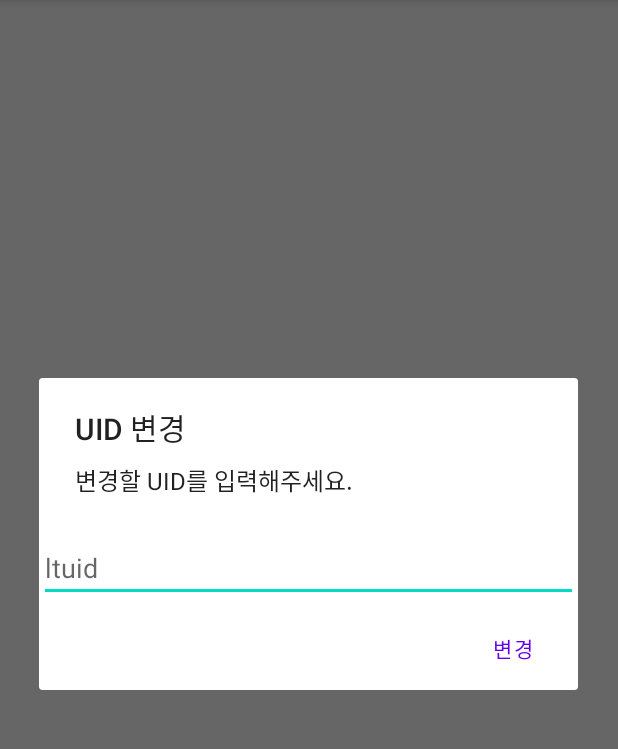
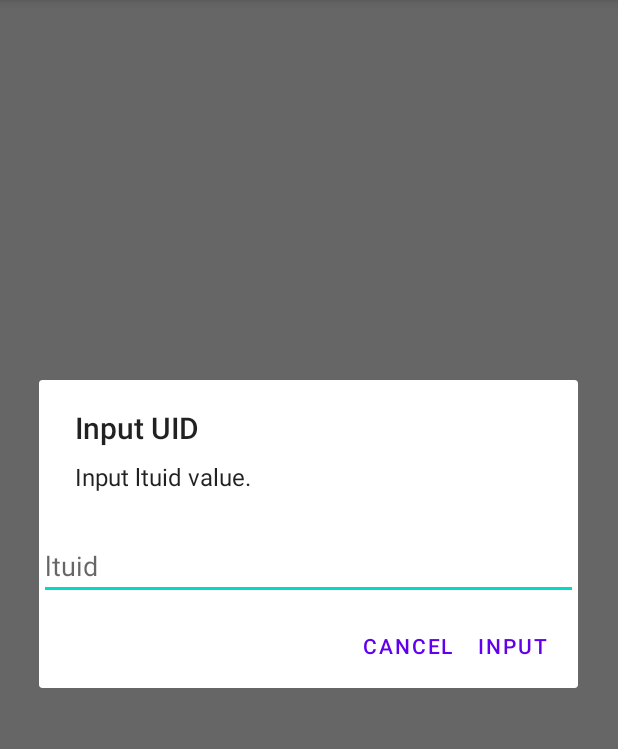
Before and after one commit to AuroraCaelum/GenshinAuto, an Android app: the screen it shows after launch (MainActivity), after a tap on "MANUAL TOKEN INPUT", on a phone screen of 412 x 824 dp, the part 84-833 px from its top. Run offline under Robolectric (Android 15) with nearby library versions, the phone set to English and light mode, and no system bars.

Commit message:
Translation Added

```diff
--- a/app/src/main/java/arca/dev/genshinauto/MainActivity.java
+++ b/app/src/main/java/arca/dev/genshinauto/MainActivity.java
@@ -72,59 +72,28 @@ public class MainActivity extends AppCompatActivity {
         super.onCreate(savedInstanceState);
         setContentView(R.layout.activity_main);
 
+        //앱 내부 설정 저장소 등록
         pref = getSharedPreferences("pref", MODE_PRIVATE);
         editor = pref.edit();
 
+        //앱 업데이트 확인
         checkUpdate();
 
+        //최초 실행 시 토큰 등록
         boolean checkFirstRun = pref.getBoolean("firstRun", true);
-
         if (checkFirstRun) {
             AlertDialog.Builder builder = new AlertDialog.Builder(MainActivity.this);
-            builder.setTitle("토큰 등록")
-                    .setMessage("호요랩 로그인을 통해 자동 등록 하시거나, 직접 토큰을 입력해주세요.")
+            builder.setTitle(getString(R.string.title_token_reg))
+                    .setMessage(getString(R.string.dialog_token_reg))
                     .setCancelable(false)
-                    .setPositiveButton("수동 등록", new DialogInterface.OnClickListener() {
+                    .setNegativeButton(getString(R.string.input_manual), new DialogInterface.OnClickListener() {
                         @Override
                         public void onClick(DialogInterface dialogInterface, int i) {
+                            Toast.makeText(MainActivity.this, getString(R.string.toast_manual), Toast.LENGTH_SHORT).show();
                             dialogInterface.dismiss();
-                            //manualToken();
-                            //수동 토큰 등록용 Dialog 표시
-                            /*final EditText manualUid = new EditText(getApplicationContext());
-                            manualUid.setInputType(InputType.TYPE_CLASS_NUMBER);
-                            manualUid.setHint("ltuid");
-                            final EditText manualToken = new EditText(getApplicationContext());
-                            manualToken.setInputType(InputType.TYPE_CLASS_TEXT);
-                            manualToken.setHint("ltoken");
-                            AlertDialog.Builder builder_ltuid = new AlertDialog.Builder(getApplicationContext());
-                            builder_ltuid.setTitle("UID 입력")
-                                    .setMessage("ltuid 값을 입력해주세요.")
-                                    .setView(manualUid)
-                                    .setPositiveButton("입력", new DialogInterface.OnClickListener() {
-                                        @Override
-                                        public void onClick(DialogInterface dialogInterface, int i) {
-                                            editor.putString("ltuid", manualUid.getText().toString());
-                                            editor.apply();
-                                            dialogInterface.dismiss();
-                                            AlertDialog.Builder builder_ltoken = new AlertDialog.Builder(MainActivity.this);
-                                            builder_ltoken.setTitle("토큰 입력")
-                                                    .setMessage("ltoken 값을 입력해주세요.")
-                                                    .setView(manualUid)
-                                                    .setPositiveButton("입력", new DialogInterface.OnClickListener() {
-                                                        @Override
-                                                        public void onClick(DialogInterface dialogInterface, int i) {
-                                                            editor.putString("ltoken", manualToken.getText().toString());
-                                                            editor.apply();
-                                                            dialogInterface.dismiss();
-                                                        }
-                                                    });
-                                            builder_ltoken.show();
-                                        }
-                                    });
-                            builder_ltuid.show();*/
                         }
                     })
-                    .setNegativeButton("자동 등록", new DialogInterface.OnClickListener() {
+                    .setPositiveButton(getString(R.string.input_auto), new DialogInterface.OnClickListener() {
                         @Override
                         public void onClick(DialogInterface dialogInterface, int i) {
                             Intent intent = new Intent(getApplicationContext(), WebViewActivity.class);
@@ -136,6 +105,7 @@ public class MainActivity extends AppCompatActivity {
             Log.d("firstRun", "N");
         }
 
+        //서비스 상태 버튼 초기화
         Boolean serviceStatus = pref.getBoolean("serviceStatus", false);
         Boolean pushStatus = pref.getBoolean("pushStatus", true);
         Switch serviceSw = findViewById(R.id.serviceSwitch);
@@ -143,6 +113,7 @@ public class MainActivity extends AppCompatActivity {
         serviceSw.setChecked(serviceStatus);
         pushSw.setChecked(pushStatus);
 
+        //자동출첵 서비스 버튼 토글
         serviceSw.setOnCheckedChangeListener(new CompoundButton.OnCheckedChangeListener() {
             @Override
             public void onCheckedChanged(CompoundButton compoundButton, boolean isChecked) {
@@ -155,12 +126,12 @@ public class MainActivity extends AppCompatActivity {
 
                     Calendar calendar = Calendar.getInstance(TimeZone.getTimeZone("PRC")); //Asia/Seoul
                     calendar.setTimeInMillis(System.currentTimeMillis());
-                    calendar.set(Calendar.HOUR_OF_DAY, 0); //1
-                    calendar.set(Calendar.MINUTE, 0); //10 BootReceiver에도 똑같이
+                    calendar.set(Calendar.HOUR_OF_DAY, 0);
+                    calendar.set(Calendar.MINUTE, 0);
                     calendar.set(Calendar.SECOND, 30);
                     alarmManager.setInexactRepeating(AlarmManager.RTC_WAKEUP, calendar.getTimeInMillis()+AlarmManager.INTERVAL_DAY, AlarmManager.INTERVAL_DAY, sender);
                     Log.d("DEV", "onCheckedChanged: success");
-                    Toast.makeText(MainActivity.this, "서비스 작동 성공", Toast.LENGTH_SHORT).show();
+                    Toast.makeText(MainActivity.this, getString(R.string.service_started), Toast.LENGTH_SHORT).show();
 
                     editor.putBoolean("serviceStatus", true);
                     editor.apply();
@@ -175,7 +146,7 @@ public class MainActivity extends AppCompatActivity {
                         alarmManager = null;
                         sender = null;
                         Log.d("DEV", "onCheckedChanged: canceled" );
-                        Toast.makeText(MainActivity.this, "서비스 작동 중지", Toast.LENGTH_SHORT).show();
+                        Toast.makeText(MainActivity.this, R.string.service_stopped, Toast.LENGTH_SHORT).show();
                     }
                     editor.putBoolean("serviceStatus", false);
                     editor.apply();
@@ -183,18 +154,18 @@ public class MainActivity extends AppCompatActivity {
             }
         });
 
-
+        //푸시 알림 버튼 토글
         pushSw.setOnCheckedChangeListener(new CompoundButton.OnCheckedChangeListener() {
             @Override
             public void onCheckedChanged(CompoundButton compoundButton, boolean isChecked) {
                 if (isChecked) {
                     //푸시 켜기
-                    Toast.makeText(MainActivity.this, "푸시알림 받기", Toast.LENGTH_SHORT).show();
+                    Toast.makeText(MainActivity.this, getString(R.string.push_enabled), Toast.LENGTH_SHORT).show();
                     editor.putBoolean("pushStatus", true);
                     editor.apply();
                 } else {
                     //푸시 끄기
-                    Toast.makeText(MainActivity.this, "푸시알림 받지않기", Toast.LENGTH_SHORT).show();
+                    Toast.makeText(MainActivity.this, getString(R.string.push_disabled), Toast.LENGTH_SHORT).show();
                     editor.putBoolean("pushStatus", false);
                     editor.apply();
                 }
@@ -203,11 +174,11 @@ public class MainActivity extends AppCompatActivity {
     }
 
     public void manual(View v) throws IOException {
-        //TODO 등록된 정보 있나 확인부터
         request();
     }
 
     public void manualToken(View v) {
+        //토큰값 수동 입력
         String formalUid = pref.getString("ltuid", "");
         String formalToken = pref.getString("ltoken", "");
         final EditText editUid = new EditText(this);
@@ -219,34 +190,49 @@ public class MainActivity extends AppCompatActivity {
         editToken.setText(formalToken);
         editToken.setHint("ltoken");
         AlertDialog.Builder builder = new AlertDialog.Builder(this);
-        builder.setTitle("UID 변경")
-                .setMessage("변경할 UID를 입력해주세요.")
+        builder.setTitle(getString(R.string.input_uid))
+                .setMessage(getString(R.string.input_uid_dialog))
                 .setView(editUid)
-                .setPositiveButton("변경", new DialogInterface.OnClickListener() {
+                .setCancelable(false)
+                .setPositiveButton(getString(R.string.input), new DialogInterface.OnClickListener() {
                     @Override
                     public void onClick(DialogInterface dialogInterface, int i) {
                         editor.putString("ltuid", editUid.getText().toString());
                         editor.apply();
                         dialogInterface.dismiss();
                         AlertDialog.Builder builder2 = new AlertDialog.Builder(MainActivity.this);
-                        builder2.setTitle("토큰 변경")
-                                .setMessage("변경할 토큰을 입력해주세요.")
+                        builder2.setTitle(getString(R.string.input_token))
+                                .setMessage(getString(R.string.input_token_dialog))
                                 .setView(editToken)
-                                .setPositiveButton("변경", new DialogInterface.OnClickListener() {
+                                .setPositiveButton(getString(R.string.input), new DialogInterface.OnClickListener() {
                                     @Override
                                     public void onClick(DialogInterface dialogInterface, int i) {
                                         editor.putString("ltoken", editToken.getText().toString());
+                                        editor.putBoolean("firstRun", false);
                                         editor.apply();
+                                        dialogInterface.dismiss();
+                                    }
+                                })
+                                .setNegativeButton(getString(R.string.cancel), new DialogInterface.OnClickListener() {
+                                    @Override
+                                    public void onClick(DialogInterface dialogInterface, int i) {
                                         dialogInterface.dismiss();
                                     }
                                 });
                         builder2.show();
+                    }
+                })
+                .setNegativeButton(getString(R.string.cancel), new DialogInterface.OnClickListener() {
+                    @Override
+                    public void onClick(DialogInterface dialogInterface, int i) {
+                        dialogInterface.dismiss();
                     }
                 });
         builder.show();
     }
 
     public void request() throws IOException {
+        //수동 출석체크
         String ltuid = pref.getString("ltuid", "");
         String ltoken = pref.getString("ltoken", "");
 
@@ -254,10 +240,10 @@ public class MainActivity extends AppCompatActivity {
         RequestBody body = new FormBody.Builder()
                 .build();
         Request request = new Request.Builder()
-                .url("https://hk4e-api-os.mihoyo.com/event/sol/sign?act_id=e202102251931481&lang=ko-kr")
-                .addHeader("Cookie", "ltuid=" + ltuid + ";ltoken=" + ltoken + ";")
+                .url(getString(R.string.hoyolab_url))
+                .addHeader("Cookie", "ltuid=" + ltuid + ";ltoken=" + ltoken + ";") //ltuid 값과 ltoken 값을 포함한 쿠키 헤더 생성
                 .post(body)
-                .build();
+                .build(); //호요랩 서버에 POST
         okHttpClient.newCall(request).enqueue(new Callback() {
             @Override
             public void onFailure(Call call, IOException e) {
@@ -271,12 +257,11 @@ public class MainActivity extends AppCompatActivity {
                     public void run() {
                         try {
                             JSONObject json = new JSONObject(response.body().string());
-                            String msg = json.getString("message");
+                            String msg = json.getString("message"); //호요랩 응답 확인
                             Boolean pushStatus = pref.getBoolean("pushStatus", true);
                             if (pushStatus){
                                 if (msg.equals("OK")){
-                                    msg = "출석체크 완료!";
-                                    //Toast.makeText(MainActivity.this, "출석체크 완료!", Toast.LENGTH_SHORT).show();
+                                    msg = getString(R.string.checkin_complete);
                                 }
                                 pushSender(msg);
                             }
@@ -292,6 +277,7 @@ public class MainActivity extends AppCompatActivity {
     }
 
     public void pushSender(String msg){
+        //응답 결과 푸시 전송
         Log.d("DEV", "pushSender: start");
         NotificationManager notificationManager = (NotificationManager)getSystemService(NOTIFICATION_SERVICE);
         Intent intent = new Intent(this, MainActivity.class);
@@ -304,7 +290,7 @@ public class MainActivity extends AppCompatActivity {
                 .setTicker(msg)
                 .setWhen(System.currentTimeMillis())
                 .setNumber(1)
-                .setContentTitle("원신 자동출첵")
+                .setContentTitle(getString(R.string.app_name))
                 .setContentText(msg)
                 .setDefaults(Notification.DEFAULT_SOUND | Notification.DEFAULT_VIBRATE)
                 .setContentIntent(pendingIntent)
@@ -328,6 +314,7 @@ public class MainActivity extends AppCompatActivity {
     }
 
     void checkUpdate(){
+        //앱 업데이트 확인, 앱을 직접 열 경우에만 작동
         Log.d("DEV", "checkUpdate: start");
         Thread thread = new Thread(new Runnable() {
             @Override
@@ -356,10 +343,10 @@ public class MainActivity extends AppCompatActivity {
                         public void run() {
                             if (!currentVersion.equals(stringBuffer.toString())){
                                 AlertDialog.Builder builder = new AlertDialog.Builder(MainActivity.this);
-                                builder.setTitle("업데이트 알림")
-                                        .setMessage("신규 버전이 있습니다. 지금 업데이트 하시겠습니까?")
+                                builder.setTitle(getString(R.string.update))
+                                        .setMessage(getString(R.string.update_dialog))
                                         .setCancelable(true)
-                                        .setPositiveButton("지금 업데이트", new DialogInterface.OnClickListener() {
+                                        .setPositiveButton(getString(R.string.update_pos), new DialogInterface.OnClickListener() {
                                             @Override
                                             public void onClick(DialogInterface dialogInterface, int i) {
                                                 Intent intent = new Intent(Intent.ACTION_VIEW, Uri.parse("https://github.com/dev-by-david/GenshinAuto/releases"));
@@ -367,7 +354,7 @@ public class MainActivity extends AppCompatActivity {
                                                 dialogInterface.dismiss();
                                             }
                                         })
-                                        .setNegativeButton("취소", new DialogInterface.OnClickListener() {
+                                        .setNegativeButton(getString(R.string.cancel), new DialogInterface.OnClickListener() {
                                             @Override
                                             public void onClick(DialogInterface dialogInterface, int i) {
                                                 dialogInterface.dismiss();
--- a/app/src/main/res/values/strings.xml
+++ b/app/src/main/res/values/strings.xml
@@ -1,6 +1,7 @@
 <resources>
     <string name="app_name">GenshinAuto</string>
     <string name="version" translatable="false">1.0.1</string>
+    <string name="hoyolab_url">https://hk4e-api-os.mihoyo.com/event/sol/sign?act_id=e202102251931481&amp;lang=en-us</string>
     <string name="btn1">Manual Check</string>
     <string name="btn2">HoyoLab Page Open</string>
     <string name="btn3">Manual Token Input</string>
@@ -8,4 +9,29 @@
     <string name="service">Enable Service</string>
 
     <string name="token_autoget">Get Token</string>
+
+    <string name="title_token_reg">Register Token Value</string>
+    <string name="dialog_token_reg">Automatically register with HoyoLab Login, or input manually.</string>
+    <string name="toast_manual">Click [Manual Token Input] button to input values</string>
+    <string name="input_manual">Manual Input</string>
+    <string name="input_auto">Auto Input</string>
+
+    <string name="service_started">Service Started</string>
+    <string name="service_stopped">Service Stopped</string>
+    <string name="push_enabled">Push Enabled</string>
+    <string name="push_disabled">Push Disabled</string>
+
+    <string name="input">Input</string>
+    <string name="cancel">Cancel</string>
+
+    <string name="input_uid">Input UID</string>
+    <string name="input_uid_dialog">Input ltuid value.</string>
+    <string name="input_token">Input Token</string>
+    <string name="input_token_dialog">Input ltoken value.</string>
+
+    <string name="update">Update Alert</string>
+    <string name="update_dialog">New version is available. Update now?</string>
+    <string name="update_pos">Update Now</string>
+
+    <string name="checkin_complete">Check-In Completed!</string>
 </resources>
```
Also changed, not shown: 1 other file.
